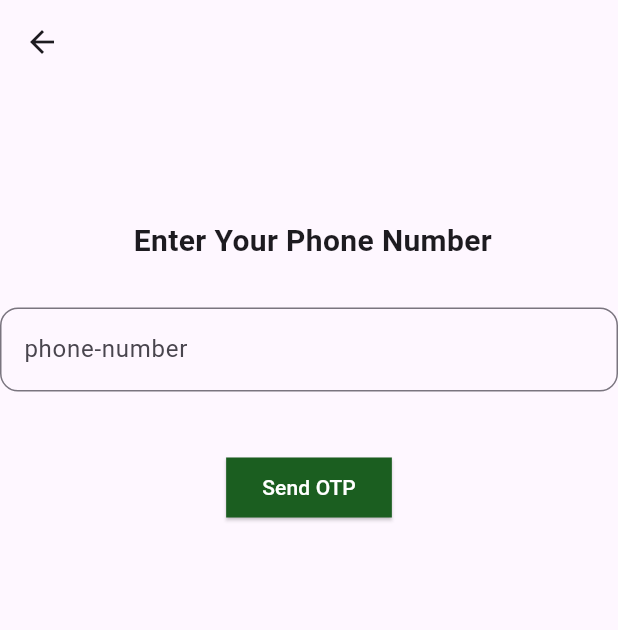
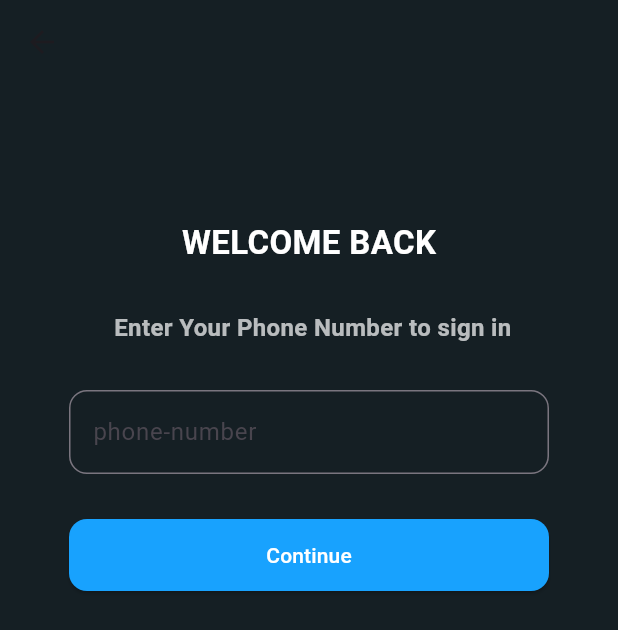
Before and after one commit to PriyadhaPrakash/Fishy, a Flutter app: the PhoneNumber screen opened directly, on a phone screen of 412 x 824 dp. Shown: the top 630 px of the screen. Run offline on Flutter 3.47's test engine with Material 3 defaults, Android fonts, the phone set to English and light mode, and no system bars; our stand-ins replace carousel_slider, flutter_otp_text_field.

Commit message:
updated phone page
Conflicts:

```diff
--- a/lib/Phone_number.dart
+++ b/lib/Phone_number.dart
@@ -12,43 +12,57 @@ class _PhoneNumberState extends State<PhoneNumber> {
   @override
   Widget build(BuildContext context) {
     return Scaffold(
+      backgroundColor: const Color(0xFF151F24),
       appBar: AppBar(
+        backgroundColor: const Color(0xFF151F24),
         leading: IconButton(
           icon: const Icon(Icons.arrow_back),
           onPressed: () {},
         ),
       ),
       body: Column(
-        children: [
+        children: [SizedBox(height: 90,),
+          Text('WELCOME BACK',style: TextStyle(color: Colors.white,fontSize: 22,fontWeight: FontWeight.bold),),
           Padding(
-            padding: const EdgeInsets.only(top: 90, left: 5),
+            padding: const EdgeInsets.only(top: 30, left: 5),
             child: Text(
-              "Enter Your Phone Number",
-              style: TextStyle(fontSize: 20, fontWeight: FontWeight.bold),
+              "Enter Your Phone Number to sign in",
+              style: TextStyle(fontSize: 16, fontWeight: FontWeight.bold, color: Colors.white70,),
             ),
           ),
           SizedBox(height: 30.0),
-          TextField(
+          Center(
+            child: SizedBox(
+              width: 320,
+              child: TextField(
                 controller: phoneController,
                 keyboardType: TextInputType.phone,
+                style: TextStyle(color: Colors.white),
                 decoration: InputDecoration(
                   hintText: "phone-number",
                   border: OutlineInputBorder(
                     borderRadius: BorderRadius.circular(12),
                   ),
                 ),
-          ),   const SizedBox(height: 40),
-          ElevatedButton(
+              ),
+            ),
+          ),   const SizedBox(height: 30),
+          SizedBox(
+            width: 320,
+            child: ElevatedButton(
               style: ElevatedButton.styleFrom(
-              backgroundColor: Colors.green.shade900, // button color
+                backgroundColor: Color(0xFF18A2FE),
+                minimumSize: Size(double.infinity, 48),// button color
                 foregroundColor: Colors.white, // text/icon color
                 shape: RoundedRectangleBorder(
-                borderRadius: BorderRadius.zero,
+                  borderRadius: BorderRadius.circular(12),
                   //borderRadius: BorderRadius.zero, //Rectangular border
                 ),
               ),
               onPressed: () {},
-            child: const Text('Send OTP'),
+              child: const Text('Continue'),
+
+            ),
           ),
         ],
       ),
--- a/lib/main.dart
+++ b/lib/main.dart
@@ -37,7 +37,9 @@ class MyApp extends StatelessWidget {
         colorScheme: ColorScheme.fromSeed(seedColor: Colors.deepPurple),
       ),
 
-      home:OtpPage()
+
+      home:PhoneNumber(),
+
 
 
     );
```
Lines whose indentation alone changed are shown as unchanged.
